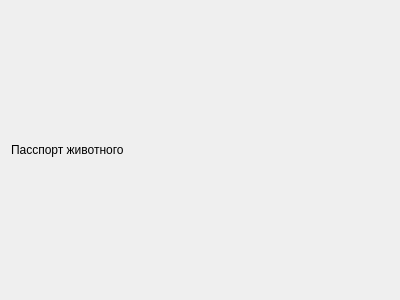
Before: the Qt Designer form vet/vetclient/src/ui/animal.ui in Painted-Black/BMSTU-DB-CourseWork, drawn with Qt 5.
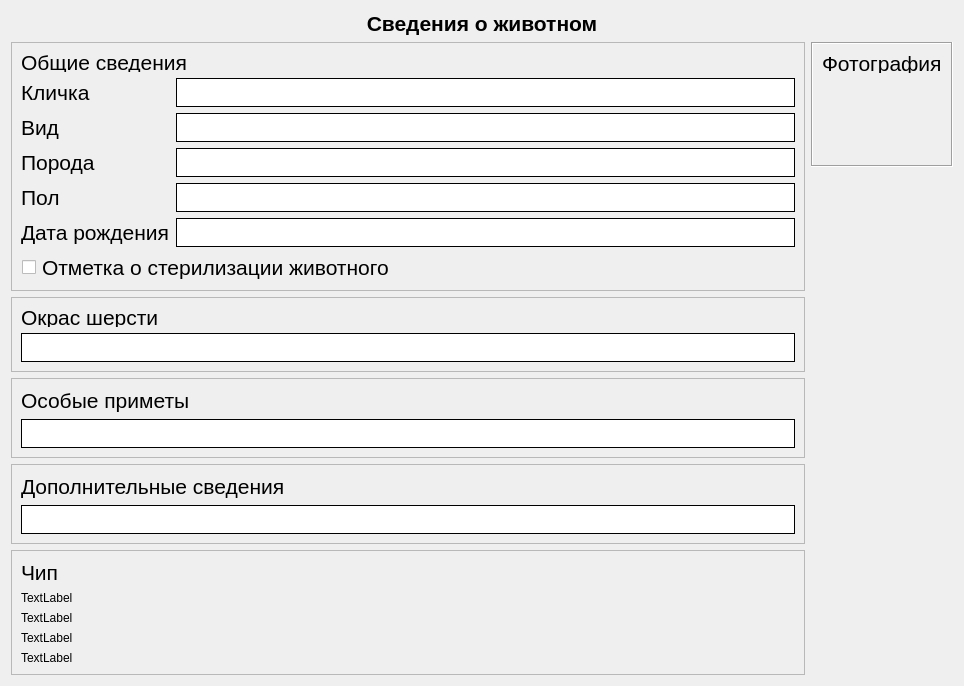
After: the same form once the commit is applied. Icons and pictures are not drawn.

The edit to the form file:
```diff
--- a/vet/vetclient/src/ui/animal.ui
+++ b/vet/vetclient/src/ui/animal.ui
@@ -6,19 +6,461 @@
    <rect>
     <x>0</x>
     <y>0</y>
-    <width>400</width>
-    <height>300</height>
+    <width>964</width>
+    <height>624</height>
    </rect>
   </property>
   <property name="windowTitle">
    <string>Form</string>
   </property>
   <layout class="QGridLayout" name="gridLayout">
-   <item row="0" column="0">
-    <widget class="QLabel" name="label">
+   <item row="0" column="0" colspan="2">
+    <widget class="QLabel" name="animal_info_label">
+     <property name="maximumSize">
+      <size>
+       <width>16777215</width>
+       <height>30</height>
+      </size>
+     </property>
+     <property name="font">
+      <font>
+       <pointsize>16</pointsize>
+       <weight>75</weight>
+       <bold>true</bold>
+      </font>
+     </property>
      <property name="text">
-      <string>Пасспорт животного</string>
+      <string>Сведения о животном</string>
      </property>
+     <property name="alignment">
+      <set>Qt::AlignCenter</set>
+     </property>
+    </widget>
+   </item>
+   <item row="1" column="0" rowspan="2">
+    <widget class="QFrame" name="frame">
+     <property name="frameShape">
+      <enum>QFrame::StyledPanel</enum>
+     </property>
+     <property name="frameShadow">
+      <enum>QFrame::Raised</enum>
+     </property>
+     <layout class="QGridLayout" name="gridLayout_3">
+      <item row="5" column="0">
+       <widget class="QLabel" name="birth_label">
+        <property name="font">
+         <font>
+          <pointsize>16</pointsize>
+         </font>
+        </property>
+        <property name="text">
+         <string>Дата рождения</string>
+        </property>
+       </widget>
+      </item>
+      <item row="1" column="1">
+       <widget class="QLineEdit" name="name_lineEdit">
+        <property name="font">
+         <font>
+          <pointsize>16</pointsize>
+         </font>
+        </property>
+        <property name="styleSheet">
+         <string notr="true"> QLineEdit {
+      border-width: 1px;
+      border-style: solid;
+      border-radius: 0px;
+  }</string>
+        </property>
+       </widget>
+      </item>
+      <item row="4" column="1">
+       <widget class="QLineEdit" name="sex_lineEdit">
+        <property name="font">
+         <font>
+          <pointsize>16</pointsize>
+         </font>
+        </property>
+        <property name="styleSheet">
+         <string notr="true"> QLineEdit {
+      border-width: 1px;
+      border-style: solid;
+      border-radius: 0px;
+  }</string>
+        </property>
+       </widget>
+      </item>
+      <item row="6" column="0" colspan="2">
+       <widget class="QCheckBox" name="checkBox">
+        <property name="font">
+         <font>
+          <pointsize>16</pointsize>
+         </font>
+        </property>
+        <property name="styleSheet">
+         <string notr="true"> QCheckBox {
+      border-width: 1px;
+      border-style: solid;
+      border-radius: 0px;
+  }</string>
+        </property>
+        <property name="text">
+         <string>Отметка о стерилизации животного</string>
+        </property>
+       </widget>
+      </item>
+      <item row="4" column="0">
+       <widget class="QLabel" name="sex_label">
+        <property name="font">
+         <font>
+          <pointsize>16</pointsize>
+         </font>
+        </property>
+        <property name="text">
+         <string>Пол</string>
+        </property>
+       </widget>
+      </item>
+      <item row="2" column="1">
+       <widget class="QLineEdit" name="species_lineEdit">
+        <property name="font">
+         <font>
+          <pointsize>16</pointsize>
+         </font>
+        </property>
+        <property name="styleSheet">
+         <string notr="true"> QLineEdit {
+      border-width: 1px;
+      border-style: solid;
+      border-radius: 0px;
+  }</string>
+        </property>
+       </widget>
+      </item>
+      <item row="3" column="1">
+       <widget class="QLineEdit" name="breed_lineEdit">
+        <property name="font">
+         <font>
+          <pointsize>16</pointsize>
+         </font>
+        </property>
+        <property name="styleSheet">
+         <string notr="true"> QLineEdit {
+      border-width: 1px;
+      border-style: solid;
+      border-radius: 0px;
+  }</string>
+        </property>
+       </widget>
+      </item>
+      <item row="1" column="0">
+       <widget class="QLabel" name="name_label">
+        <property name="font">
+         <font>
+          <pointsize>16</pointsize>
+         </font>
+        </property>
+        <property name="text">
+         <string>Кличка</string>
+        </property>
+       </widget>
+      </item>
+      <item row="0" column="0" colspan="2">
+       <widget class="QLabel" name="general_info_label">
+        <property name="maximumSize">
+         <size>
+          <width>16777215</width>
+          <height>20</height>
+         </size>
+        </property>
+        <property name="font">
+         <font>
+          <pointsize>16</pointsize>
+         </font>
+        </property>
+        <property name="text">
+         <string>Общие сведения</string>
+        </property>
+       </widget>
+      </item>
+      <item row="2" column="0">
+       <widget class="QLabel" name="species_label">
+        <property name="font">
+         <font>
+          <pointsize>16</pointsize>
+         </font>
+        </property>
+        <property name="text">
+         <string>Вид</string>
+        </property>
+       </widget>
+      </item>
+      <item row="5" column="1">
+       <widget class="QLineEdit" name="birth_lineEdit">
+        <property name="font">
+         <font>
+          <pointsize>16</pointsize>
+         </font>
+        </property>
+        <property name="styleSheet">
+         <string notr="true"> QLineEdit {
+      border-width: 1px;
+      border-style: solid;
+      border-radius: 0px;
+  }</string>
+        </property>
+       </widget>
+      </item>
+      <item row="3" column="0">
+       <widget class="QLabel" name="breed_label">
+        <property name="font">
+         <font>
+          <pointsize>16</pointsize>
+         </font>
+        </property>
+        <property name="text">
+         <string>Порода</string>
+        </property>
+       </widget>
+      </item>
+     </layout>
+    </widget>
+   </item>
+   <item row="4" column="0">
+    <widget class="QFrame" name="frame_3">
+     <property name="frameShape">
+      <enum>QFrame::StyledPanel</enum>
+     </property>
+     <property name="frameShadow">
+      <enum>QFrame::Raised</enum>
+     </property>
+     <layout class="QVBoxLayout" name="verticalLayout_2">
+      <item>
+       <widget class="QLabel" name="spec_signs_label">
+        <property name="font">
+         <font>
+          <pointsize>16</pointsize>
+         </font>
+        </property>
+        <property name="text">
+         <string>Особые приметы</string>
+        </property>
+       </widget>
+      </item>
+      <item>
+       <widget class="QLineEdit" name="spec_signs_lineEdit">
+        <property name="font">
+         <font>
+          <pointsize>16</pointsize>
+         </font>
+        </property>
+        <property name="styleSheet">
+         <string notr="true"> QLineEdit {
+      border-width: 1px;
+      border-style: solid;
+      border-radius: 0px;
+  }</string>
+        </property>
+       </widget>
+      </item>
+     </layout>
+    </widget>
+   </item>
+   <item row="3" column="0">
+    <widget class="QFrame" name="frame_2">
+     <property name="frameShape">
+      <enum>QFrame::StyledPanel</enum>
+     </property>
+     <property name="frameShadow">
+      <enum>QFrame::Raised</enum>
+     </property>
+     <layout class="QVBoxLayout" name="verticalLayout">
+      <item>
+       <widget class="QLabel" name="color_label">
+        <property name="maximumSize">
+         <size>
+          <width>16777215</width>
+          <height>20</height>
+         </size>
+        </property>
+        <property name="font">
+         <font>
+          <pointsize>16</pointsize>
+         </font>
+        </property>
+        <property name="text">
+         <string>Окрас шерсти</string>
+        </property>
+       </widget>
+      </item>
+      <item>
+       <widget class="QLineEdit" name="color_lineEdit">
+        <property name="font">
+         <font>
+          <pointsize>16</pointsize>
+         </font>
+        </property>
+        <property name="styleSheet">
+         <string notr="true"> QLineEdit {
+      border-width: 1px;
+      border-style: solid;
+      border-radius: 0px;
+  }</string>
+        </property>
+       </widget>
+      </item>
+     </layout>
+    </widget>
+   </item>
+   <item row="5" column="0">
+    <widget class="QFrame" name="frame_4">
+     <property name="frameShape">
+      <enum>QFrame::StyledPanel</enum>
+     </property>
+     <property name="frameShadow">
+      <enum>QFrame::Raised</enum>
+     </property>
+     <layout class="QVBoxLayout" name="verticalLayout_3">
+      <item>
+       <widget class="QLabel" name="label">
+        <property name="font">
+         <font>
+          <pointsize>16</pointsize>
+         </font>
+        </property>
+        <property name="text">
+         <string>Дополнительные сведения</string>
+        </property>
+       </widget>
+      </item>
+      <item>
+       <widget class="QLineEdit" name="lineEdit">
+        <property name="font">
+         <font>
+          <pointsize>16</pointsize>
+         </font>
+        </property>
+        <property name="styleSheet">
+         <string notr="true"> QLineEdit {
+      border-width: 1px;
+      border-style: solid;
+      border-radius: 0px;
+  }</string>
+        </property>
+       </widget>
+      </item>
+     </layout>
+    </widget>
+   </item>
+   <item row="6" column="0">
+    <widget class="QFrame" name="frame_5">
+     <property name="frameShape">
+      <enum>QFrame::StyledPanel</enum>
+     </property>
+     <property name="frameShadow">
+      <enum>QFrame::Raised</enum>
+     </property>
+     <layout class="QFormLayout" name="formLayout">
+      <item row="1" column="0">
+       <widget class="QLabel" name="label_3">
+        <property name="text">
+         <string>TextLabel</string>
+        </property>
+       </widget>
+      </item>
+      <item row="0" column="0" colspan="2">
+       <widget class="QLabel" name="label_2">
+        <property name="font">
+         <font>
+          <pointsize>16</pointsize>
+         </font>
+        </property>
+        <property name="text">
+         <string>Чип</string>
+        </property>
+       </widget>
+      </item>
+      <item row="2" column="0">
+       <widget class="QLabel" name="label_4">
+        <property name="text">
+         <string>TextLabel</string>
+        </property>
+       </widget>
+      </item>
+      <item row="3" column="0">
+       <widget class="QLabel" name="label_5">
+        <property name="text">
+         <string>TextLabel</string>
+        </property>
+       </widget>
+      </item>
+      <item row="4" column="0">
+       <widget class="QLabel" name="label_6">
+        <property name="text">
+         <string>TextLabel</string>
+        </property>
+       </widget>
+      </item>
+     </layout>
+    </widget>
+   </item>
+   <item row="2" column="1" rowspan="5">
+    <spacer name="verticalSpacer_2">
+     <property name="orientation">
+      <enum>Qt::Vertical</enum>
+     </property>
+     <property name="sizeHint" stdset="0">
+      <size>
+       <width>20</width>
+       <height>40</height>
+      </size>
+     </property>
+    </spacer>
+   </item>
+   <item row="1" column="1">
+    <widget class="QFrame" name="photo_frame">
+     <property name="frameShape">
+      <enum>QFrame::Box</enum>
+     </property>
+     <property name="frameShadow">
+      <enum>QFrame::Sunken</enum>
+     </property>
+     <layout class="QGridLayout" name="gridLayout_2">
+      <item row="2" column="0">
+       <widget class="QLabel" name="photo">
+        <property name="text">
+         <string/>
+        </property>
+        <property name="pixmap">
+         <pixmap>icons/pigeon.png</pixmap>
+        </property>
+        <property name="alignment">
+         <set>Qt::AlignCenter</set>
+        </property>
+       </widget>
+      </item>
+      <item row="1" column="0">
+       <widget class="QLabel" name="photo_label">
+        <property name="maximumSize">
+         <size>
+          <width>16777215</width>
+          <height>20</height>
+         </size>
+        </property>
+        <property name="font">
+         <font>
+          <pointsize>16</pointsize>
+         </font>
+        </property>
+        <property name="frameShape">
+         <enum>QFrame::NoFrame</enum>
+        </property>
+        <property name="text">
+         <string>Фотография</string>
+        </property>
+       </widget>
+      </item>
+     </layout>
     </widget>
    </item>
   </layout>
```
Left out of the diff: 4 changed lines with no effect on the pictures.
